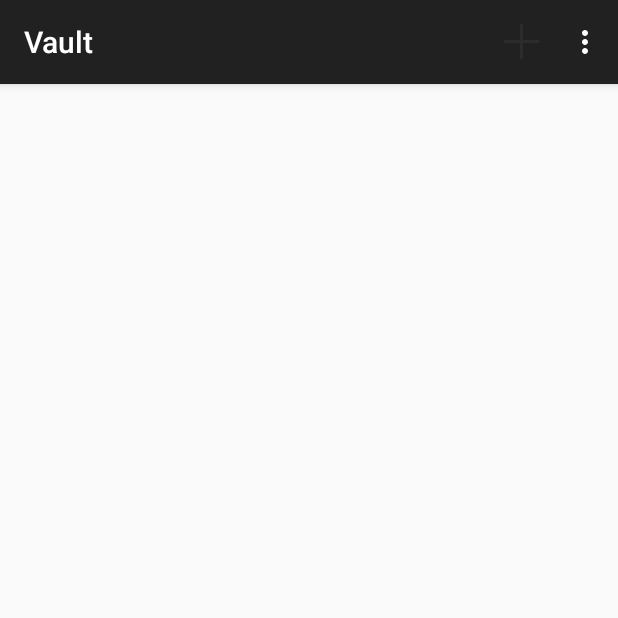
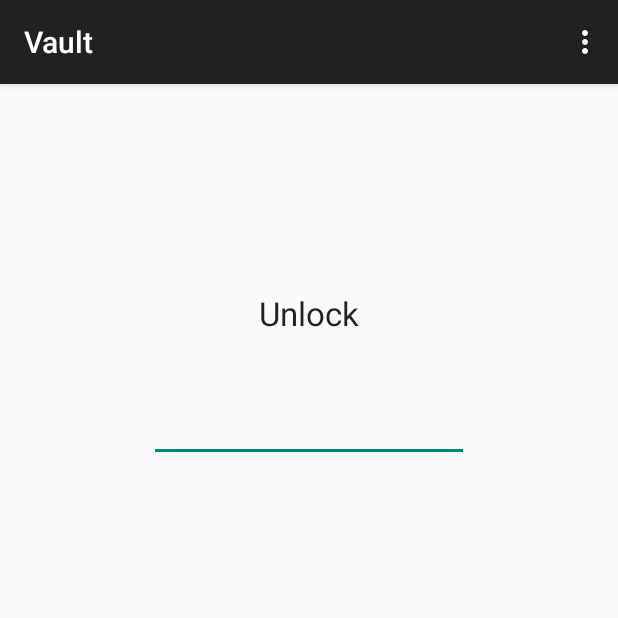
Before and after one commit to BOBODDY/Vault_old, an Android app: the screen it shows after launch (MainActivity before the commit, PIN after it), on a phone screen of 412 x 824 dp, the top half of it. Run offline under Robolectric (Android 15) with nearby library versions, the phone set to English and light mode, and no system bars.

Commit message:
PIN screen!
Added the PIN screen as the first activity in the app. It actually checks for a "valid" PIN (default 1234) before sending off to the main activity. Still need to add a way to customize the PIN and set it on the first run.

```diff
--- /dev/null
+++ b/app/src/main/java/com/boboddy/vault/PIN.java
@@ -0,0 +1,85 @@
+package com.boboddy.vault;
+
+import android.content.Intent;
+import android.content.SharedPreferences;
+import android.graphics.Color;
+import android.support.v7.app.ActionBarActivity;
+import android.os.Bundle;
+import android.text.Editable;
+import android.text.TextWatcher;
+import android.view.Gravity;
+import android.view.Menu;
+import android.view.MenuItem;
+import android.widget.EditText;
+import android.widget.TextView;
+
+
+public class PIN extends ActionBarActivity {
+
+    TextView title;
+    EditText pin;
+
+    @Override
+    protected void onCreate(Bundle savedInstanceState) {
+        super.onCreate(savedInstanceState);
+        setContentView(R.layout.activity_pin);
+
+        title = (TextView) findViewById(R.id.unlock_title);
+        pin = (EditText) findViewById(R.id.pin_edittext);
+        pin.setGravity(Gravity.CENTER);
+        pin.addTextChangedListener(new TextWatcher() {
+            @Override
+            public void beforeTextChanged(CharSequence s, int start, int count, int after) {
+
+            }
+
+            @Override
+            public void onTextChanged(CharSequence s, int start, int before, int count) {
+
+            }
+
+            @Override
+            public void afterTextChanged(Editable s) {
+                SharedPreferences prefs = getPreferences(MODE_PRIVATE);
+                String savedPin = prefs.getString("pin", "1234");
+                String enteredPin = s.toString();
+
+                if(enteredPin.equals(savedPin)) {
+                    Intent i = new Intent(getApplicationContext(), MainActivity.class);
+                    startActivity(i);
+
+                    //Done with the PIN
+                    finish();
+                } else {
+                    if(enteredPin.length() > 3) {
+                        title.setText(R.string.wrong_pin);
+                        title.setTextColor(Color.RED);
+                    }
+                }
+            }
+        });
+    }
+
+
+    @Override
+    public boolean onCreateOptionsMenu(Menu menu) {
+        // Inflate the menu; this adds items to the action bar if it is present.
+        getMenuInflater().inflate(R.menu.menu_pin, menu);
+        return true;
+    }
+
+    @Override
+    public boolean onOptionsItemSelected(MenuItem item) {
+        // Handle action bar item clicks here. The action bar will
+        // automatically handle clicks on the Home/Up button, so long
+        // as you specify a parent activity in AndroidManifest.xml.
+        int id = item.getItemId();
+
+        //noinspection SimplifiableIfStatement
+        if (id == R.id.action_settings) {
+            return true;
+        }
+
+        return super.onOptionsItemSelected(item);
+    }
+}
--- /dev/null
+++ b/app/src/main/res/layout/activity_pin.xml
@@ -0,0 +1,28 @@
+<RelativeLayout xmlns:android="http://schemas.android.com/apk/res/android"
+    xmlns:tools="http://schemas.android.com/tools" android:layout_width="match_parent"
+    android:layout_height="match_parent" android:paddingLeft="@dimen/activity_horizontal_margin"
+    android:paddingRight="@dimen/activity_horizontal_margin"
+    android:paddingTop="@dimen/activity_vertical_margin"
+    android:paddingBottom="@dimen/activity_vertical_margin" tools:context="com.boboddy.vault.PIN">
+
+    <TextView
+        android:layout_width="wrap_content"
+        android:layout_height="wrap_content"
+        android:textAppearance="?android:attr/textAppearanceLarge"
+        android:text="@string/unlock"
+        android:id="@+id/unlock_title"
+        android:layout_alignParentTop="true"
+        android:layout_centerHorizontal="true"
+        android:layout_marginTop="122dp" />
+
+    <EditText
+        android:layout_width="wrap_content"
+        android:layout_height="wrap_content"
+        android:inputType="numberPassword"
+        android:ems="10"
+        android:maxLength="4"
+        android:id="@+id/pin_edittext"
+        android:layout_below="@+id/unlock_title"
+        android:layout_centerHorizontal="true"
+        android:layout_marginTop="39dp" />
+</RelativeLayout>
--- /dev/null
+++ b/app/src/main/res/menu/menu_pin.xml
@@ -0,0 +1,6 @@
+<menu xmlns:android="http://schemas.android.com/apk/res/android"
+    xmlns:app="http://schemas.android.com/apk/res-auto"
+    xmlns:tools="http://schemas.android.com/tools" tools:context="com.boboddy.vault.PIN">
+    <item android:id="@+id/action_settings" android:title="@string/action_settings"
+        android:orderInCategory="100" app:showAsAction="never" />
+</menu>
--- a/app/src/main/res/values/strings.xml
+++ b/app/src/main/res/values/strings.xml
@@ -5,5 +5,8 @@
     <string name="hello_world">Hello world!</string>
     <string name="action_settings">Settings</string>
     <string name="add_item">Add</string>
+    <string name="title_activity_pin">Unlock</string>
+    <string name="unlock">Unlock</string>
+    <string name="wrong_pin">Wrong PIN</string>
 
 </resources>
```
Also changed, not shown: app/src/main/AndroidManifest.xml (+9 -6 lines).
